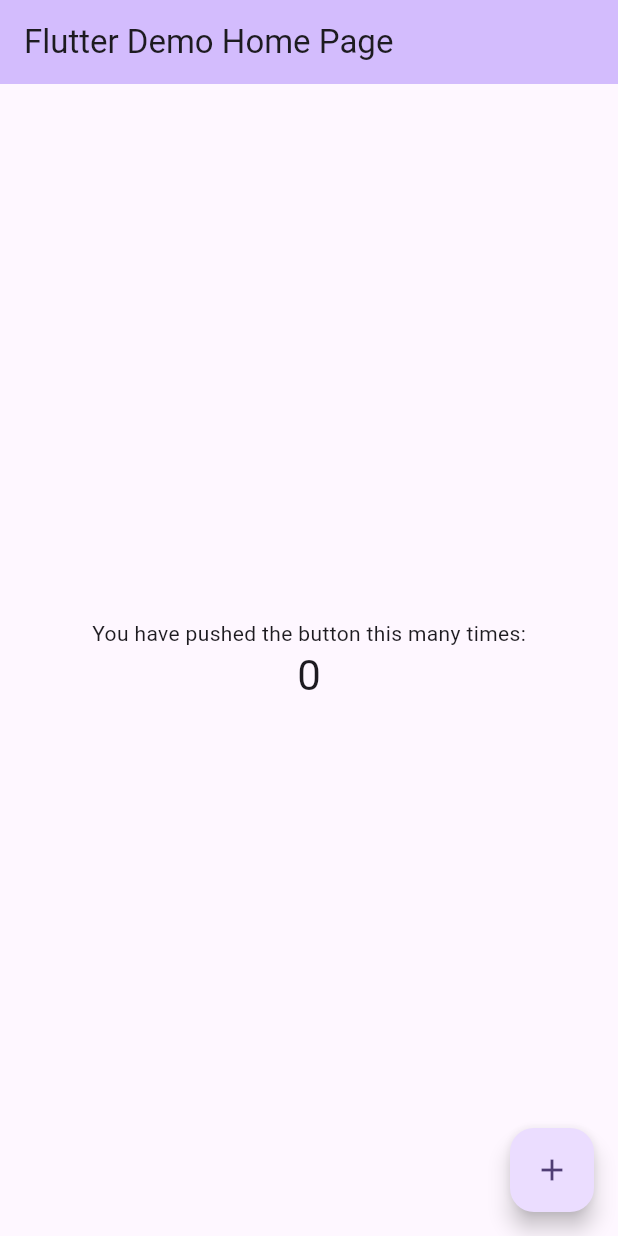
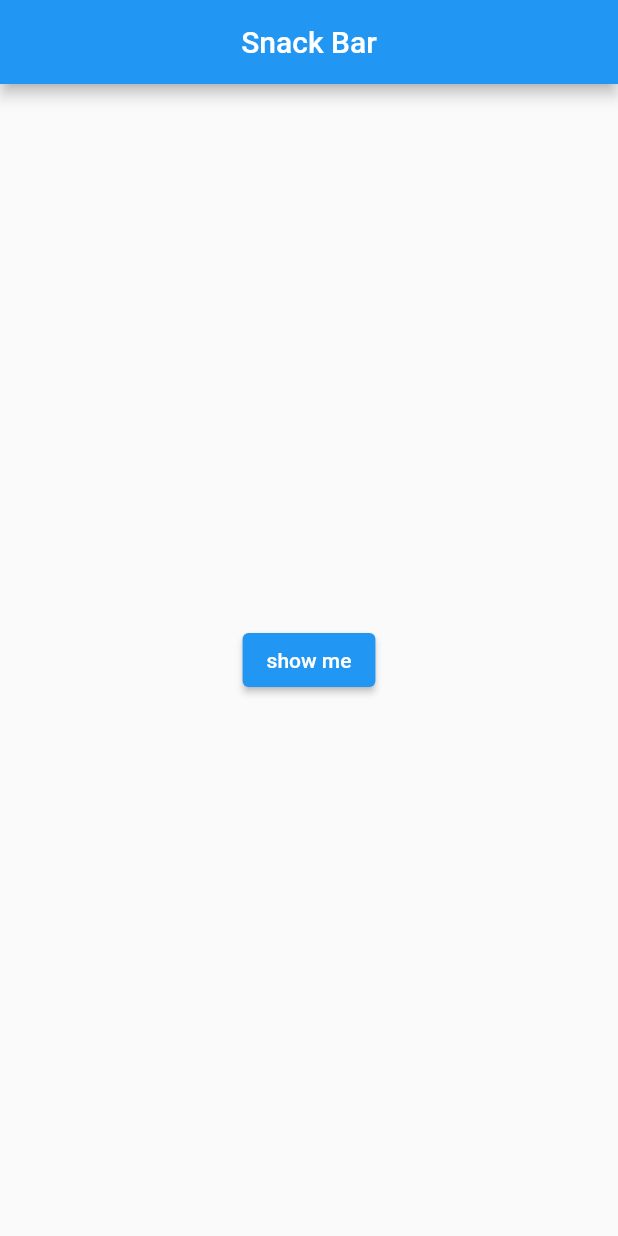
Before and after one commit to yegri/fluttter_study, a Flutter app: the screen it shows after launch, on a phone screen of 412 x 824 dp. Run offline on Flutter 3.47's test engine with Material 2 defaults, Android fonts, the phone set to English and light mode, and no system bars.

Commit message:
Feat : 커스텀 SnackBar 완료

```diff
--- a/snackbark_builder/lib/main.dart
+++ b/snackbark_builder/lib/main.dart
@@ -1,125 +1,58 @@
 import 'package:flutter/material.dart';
 
-void main() {
-  runApp(const MyApp());
-}
+void main() => runApp(MyApp());
 
 class MyApp extends StatelessWidget {
   const MyApp({super.key});
 
-  // This widget is the root of your application.
   @override
   Widget build(BuildContext context) {
     return MaterialApp(
-      title: 'Flutter Demo',
-      theme: ThemeData(
-        // This is the theme of your application.
-        //
-        // TRY THIS: Try running your application with "flutter run". You'll see
-        // the application has a blue toolbar. Then, without quitting the app,
-        // try changing the seedColor in the colorScheme below to Colors.green
-        // and then invoke "hot reload" (save your changes or press the "hot
-        // reload" button in a Flutter-supported IDE, or press "r" if you used
-        // the command line to start the app).
-        //
-        // Notice that the counter didn't reset back to zero; the application
-        // state is not lost during the reload. To reset the state, use hot
-        // restart instead.
-        //
-        // This works for code too, not just values: Most code changes can be
-        // tested with just a hot reload.
-        colorScheme: ColorScheme.fromSeed(seedColor: Colors.deepPurple),
-        useMaterial3: true,
-      ),
-      home: const MyHomePage(title: 'Flutter Demo Home Page'),
+      debugShowCheckedModeBanner: false,
+      title: 'Snack Bar',
+      theme: ThemeData(primarySwatch: Colors.blue),
+      home: MyPage(),
     );
   }
 }
 
-class MyHomePage extends StatefulWidget {
-  const MyHomePage({super.key, required this.title});
-
-  // This widget is the home page of your application. It is stateful, meaning
-  // that it has a State object (defined below) that contains fields that affect
-  // how it looks.
-
-  // This class is the configuration for the state. It holds the values (in this
-  // case the title) provided by the parent (in this case the App widget) and
-  // used by the build method of the State. Fields in a Widget subclass are
-  // always marked "final".
-
-  final String title;
-
-  @override
-  State<MyHomePage> createState() => _MyHomePageState();
-}
-
-class _MyHomePageState extends State<MyHomePage> {
-  int _counter = 0;
-
-  void _incrementCounter() {
-    setState(() {
-      // This call to setState tells the Flutter framework that something has
-      // changed in this State, which causes it to rerun the build method below
-      // so that the display can reflect the updated values. If we changed
-      // _counter without calling setState(), then the build method would not be
-      // called again, and so nothing would appear to happen.
-      _counter++;
-    });
-  }
+class MyPage extends StatelessWidget {
+  const MyPage({super.key});
 
   @override
   Widget build(BuildContext context) {
-    // This method is rerun every time setState is called, for instance as done
-    // by the _incrementCounter method above.
-    //
-    // The Flutter framework has been optimized to make rerunning build methods
-    // fast, so that you can just rebuild anything that needs updating rather
-    // than having to individually change instances of widgets.
     return Scaffold(
       appBar: AppBar(
-        // TRY THIS: Try changing the color here to a specific color (to
-        // Colors.amber, perhaps?) and trigger a hot reload to see the AppBar
-        // change color while the other colors stay the same.
-        backgroundColor: Theme.of(context).colorScheme.inversePrimary,
-        // Here we take the value from the MyHomePage object that was created by
-        // the App.build method, and use it to set our appbar title.
-        title: Text(widget.title),
+        title: Text('Snack Bar'),
+        centerTitle: true,
       ),
-      body: Center(
-        // Center is a layout widget. It takes a single child and positions it
-        // in the middle of the parent.
-        child: Column(
-          // Column is also a layout widget. It takes a list of children and
-          // arranges them vertically. By default, it sizes itself to fit its
-          // children horizontally, and tries to be as tall as its parent.
-          //
-          // Column has various properties to control how it sizes itself and
-          // how it positions its children. Here we use mainAxisAlignment to
-          // center the children vertically; the main axis here is the vertical
-          // axis because Columns are vertical (the cross axis would be
-          // horizontal).
-          //
-          // TRY THIS: Invoke "debug painting" (choose the "Toggle Debug Paint"
-          // action in the IDE, or press "p" in the console), to see the
-          // wireframe for each widget.
-          mainAxisAlignment: MainAxisAlignment.center,
-          children: <Widget>[
-            const Text(
-              'You have pushed the button this many times:',
-            ),
-            Text(
-              '$_counter',
-              style: Theme.of(context).textTheme.headlineMedium,
-            ),
-          ],
-        ),
-      ),
-      floatingActionButton: FloatingActionButton(
-        onPressed: _incrementCounter,
-        tooltip: 'Increment',
-        child: const Icon(Icons.add),
-      ), // This trailing comma makes auto-formatting nicer for build methods.
+      body: MySnackBar(),
     );
   }
 }
+
+class MySnackBar extends StatelessWidget {
+  const MySnackBar({super.key});
+
+  @override
+  Widget build(BuildContext context) {
+    return Center(
+      child: ElevatedButton(
+        child: Text('show me'),
+        onPressed: () {
+          ScaffoldMessenger.of(context).showSnackBar(
+            SnackBar(
+              content: Text(
+                'Hello',
+                textAlign: TextAlign.center,
+                style: TextStyle(color: Colors.white),
+              ),
+              backgroundColor: Colors.teal,
+              duration: Duration(milliseconds: 1000),
+            ),
+          );
+        },
+      ),
+    );
+  }
+}
```
